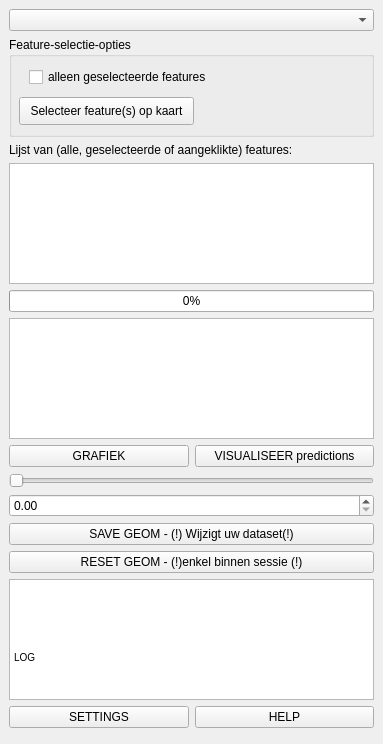
This is plugin/brdrq/brdrq_dockwidget_featurealigner.ui in OnroerendErfgoed/brdrQ as Qt 5 draws it before an edit. The edited form follows.
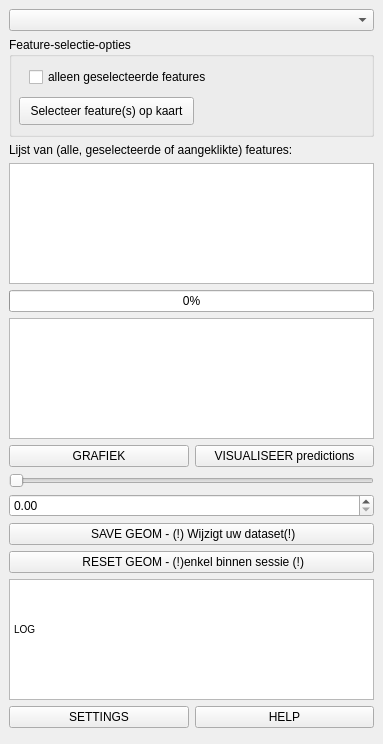
This is the edited form. Custom widgets are drawn as their Qt base class.

```diff
--- a/plugin/brdrq/brdrq_dockwidget_featurealigner.ui
+++ b/plugin/brdrq/brdrq_dockwidget_featurealigner.ui
@@ -21,7 +21,7 @@
                 <item row="23" column="0">
                     <widget class="QPushButton" name="pushButton_reset">
                         <property name="text">
-                            <string>RESET GEOM - (!)enkel binnen sessie (!)</string>
+       <string> RESET GEOM - (!)enkel binnen sessie (!)</string>
                         </property>
                     </widget>
                 </item>
@@ -126,20 +126,13 @@
                     <widget class="QTextEdit" name="textEdit_output">
                         <property name="html">
                             <string>&lt;!DOCTYPE HTML PUBLIC &quot;-//W3C//DTD HTML 4.0//EN&quot; &quot;http://www.w3.org/TR/REC-html40/strict.dtd&quot;&gt;
-                                &lt;html&gt;&lt;head&gt;&lt;meta name=&quot;qrichtext&quot; content=&quot;1&quot; /&gt;&lt;style
-                                type=&quot;text/css&quot;&gt;
-                                p, li { white-space: pre-wrap; }
-                                &lt;/style&gt;&lt;/head&gt;&lt;body style=&quot; font-family:'MS Shell Dlg 2';
-                                font-size:7.8pt; font-weight:400; font-style:normal;&quot;&gt;
-                                &lt;p style=&quot; margin-top:0px; margin-bottom:0px; margin-left:0px; margin-right:0px;
-                                -qt-block-indent:0; text-indent:0px;&quot;&gt; &lt;/p&gt;
-                                &lt;p style=&quot; margin-top:0px; margin-bottom:0px; margin-left:0px; margin-right:0px;
-                                -qt-block-indent:0; text-indent:0px;&quot;&gt; &lt;/p&gt;
-                                &lt;p style=&quot; margin-top:0px; margin-bottom:0px; margin-left:0px; margin-right:0px;
-                                -qt-block-indent:0; text-indent:0px;&quot;&gt; &lt;/p&gt;
-                                &lt;p style=&quot; margin-top:0px; margin-bottom:0px; margin-left:0px; margin-right:0px;
-                                -qt-block-indent:0; text-indent:0px;&quot;&gt;LOG &lt;/p&gt;&lt;/body&gt;&lt;/html&gt;
-                            </string>
+&lt;html&gt;&lt;head&gt;&lt;meta name=&quot;qrichtext&quot; content=&quot;1&quot; /&gt;&lt;style type=&quot;text/css&quot;&gt;
+p, li { white-space: pre-wrap; }
+&lt;/style&gt;&lt;/head&gt;&lt;body style=&quot; font-family:'MS Shell Dlg 2'; font-size:7.8pt; font-weight:400; font-style:normal;&quot;&gt;
+&lt;p style=&quot; margin-top:0px; margin-bottom:0px; margin-left:0px; margin-right:0px; -qt-block-indent:0; text-indent:0px;&quot;&gt;                                &lt;/p&gt;
+&lt;p style=&quot; margin-top:0px; margin-bottom:0px; margin-left:0px; margin-right:0px; -qt-block-indent:0; text-indent:0px;&quot;&gt;                                 &lt;/p&gt;
+&lt;p style=&quot; margin-top:0px; margin-bottom:0px; margin-left:0px; margin-right:0px; -qt-block-indent:0; text-indent:0px;&quot;&gt;                                 &lt;/p&gt;
+&lt;p style=&quot; margin-top:0px; margin-bottom:0px; margin-left:0px; margin-right:0px; -qt-block-indent:0; text-indent:0px;&quot;&gt;LOG                             &lt;/p&gt;&lt;/body&gt;&lt;/html&gt;</string>
                         </property>
                     </widget>
                 </item>
@@ -164,7 +157,7 @@
                         <item>
                             <widget class="QPushButton" name="pushButton_save">
                                 <property name="text">
-                                    <string>SAVE GEOM - (!) Wijzigt uw dataset(!)</string>
+         <string> SAVE GEOM - (!) Wijzigt uw dataset(!)</string>
                                 </property>
                             </widget>
                         </item>
```
Left out of the diff: 4 changed lines with no effect on the pictures. Lines whose indentation alone changed are shown as unchanged.
